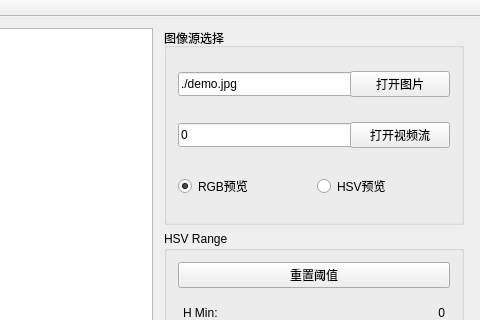
First picture: the form in HSV_RangeWindow.ui, repository h13-0/HSV-Range, before the edit; both pictures show x 520 to 1000 and y 0 to 320 of the 1000 by 700 pixel window.
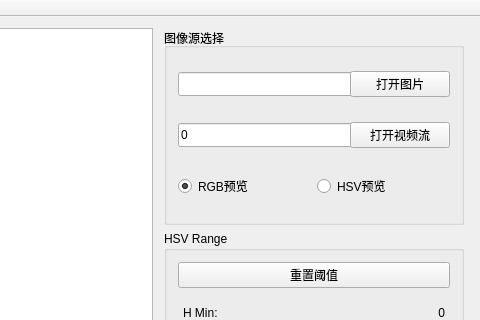
Second picture: the form after the edit.

Commit message: Fix bugs, support dialog box to select pictures.

Patch:
```diff
--- a/HSV_RangeWindow.ui
+++ b/HSV_RangeWindow.ui
@@ -104,7 +104,7 @@
               </size>
              </property>
              <property name="text">
-              <string>./demo.jpg</string>
+              <string/>
              </property>
             </widget>
            </item>
```
The commit also changes 4 other files.
